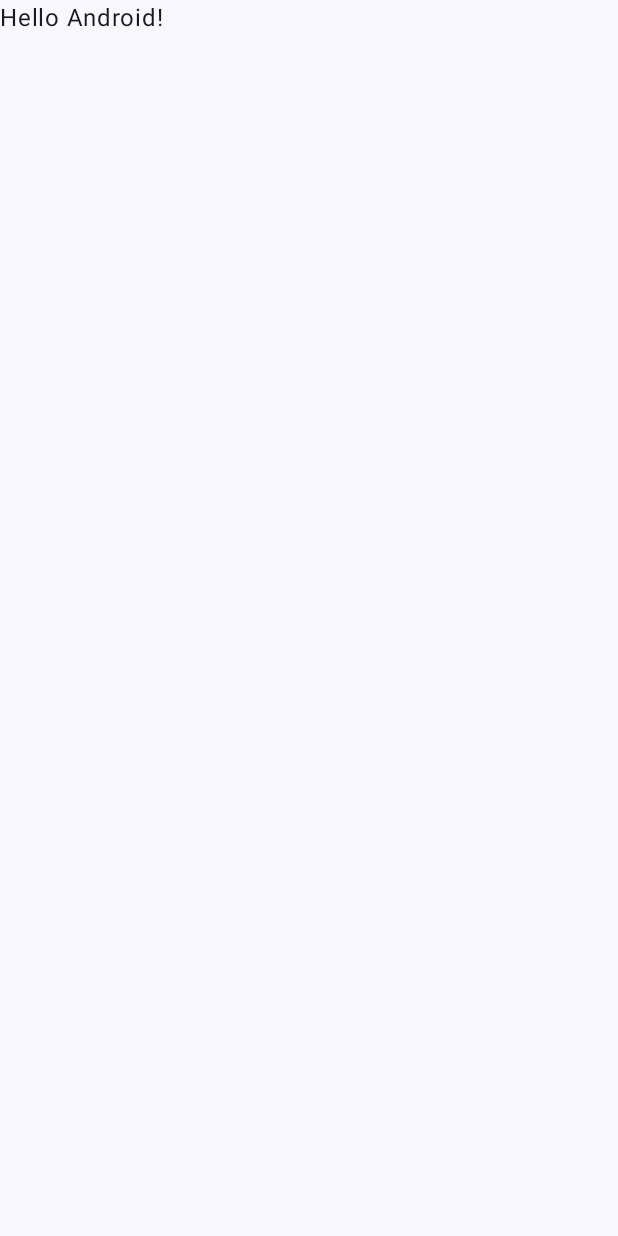
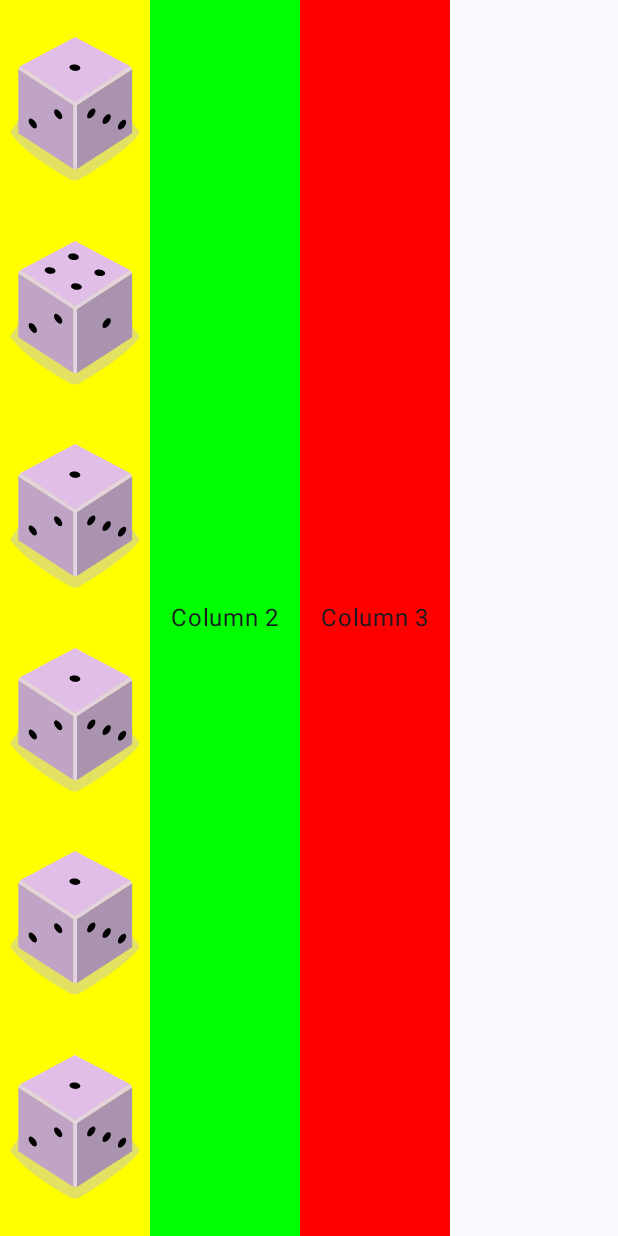
Before and after one commit to Dharshanaprasad/DharshanaBook, an Android app built with Jetpack Compose: the screen it shows after launch (MainActivity), on a phone screen of 412 x 824 dp. Before the commit the screen is almost empty. Run offline under Robolectric (Android 15) with nearby library versions, the phone set to English and light mode, and no system bars.

Commit message:
test layout

```diff
--- a/app/build.gradle.kts
+++ b/app/build.gradle.kts
@@ -6,7 +6,7 @@ plugins {
 
 android {
     namespace = "com.dharshana007.book"
-    compileSdk = 34
+    compileSdk = 35
 
     defaultConfig {
         applicationId = "com.dharshana007.book"
--- a/app/src/main/java/com/dharshana007/book/MainActivity.kt
+++ b/app/src/main/java/com/dharshana007/book/MainActivity.kt
@@ -4,13 +4,25 @@ import android.os.Bundle
 import androidx.activity.ComponentActivity
 import androidx.activity.compose.setContent
 import androidx.activity.enableEdgeToEdge
+import androidx.compose.foundation.Image
+import androidx.compose.foundation.background
+import androidx.compose.foundation.layout.Arrangement
+import androidx.compose.foundation.layout.Column
+import androidx.compose.foundation.layout.Row
+import androidx.compose.foundation.layout.fillMaxHeight
 import androidx.compose.foundation.layout.fillMaxSize
 import androidx.compose.foundation.layout.padding
+import androidx.compose.foundation.layout.width
 import androidx.compose.material3.Scaffold
 import androidx.compose.material3.Text
 import androidx.compose.runtime.Composable
+import androidx.compose.ui.Alignment
 import androidx.compose.ui.Modifier
+import androidx.compose.ui.graphics.Color
+import androidx.compose.ui.modifier.modifierLocalOf
+import androidx.compose.ui.res.painterResource
 import androidx.compose.ui.tooling.preview.Preview
+import androidx.compose.ui.unit.dp
 import com.dharshana007.book.ui.theme.DharshanaBookTheme
 
 class MainActivity : ComponentActivity() {
@@ -19,16 +31,51 @@ class MainActivity : ComponentActivity() {
         enableEdgeToEdge()
         setContent {
             DharshanaBookTheme {
+                //Scaffold; layout component material for design layout
+                //top app bar, bottom bar, drawer...
                 Scaffold(modifier = Modifier.fillMaxSize()) { innerPadding ->
-                    Greeting(
-                        name = "Android",
-                        modifier = Modifier.padding(innerPadding)
-                    )
+                    //Greeting(
+                    // name = "Android",
+                    // modifier = Modifier.padding(innerPadding)
+                    //)
+                    TestLayout(modifier = Modifier.padding(innerPadding))
                 }
             }
         }
     }
 }
+
+@Composable
+fun TestLayout(modifier: Modifier = Modifier){
+    Row(modifier = Modifier.fillMaxSize()) {
+        Column (modifier = Modifier.fillMaxHeight().width(100.dp).background(Color.Yellow),
+                verticalArrangement = Arrangement.SpaceEvenly
+        ){
+            repeat(times = 6){
+                //display a dice
+             Image(
+                 painter = painterResource(image_ids[it]),
+                 contentDescription = "Dice $it"
+             )
+            }
+        }
+        Column (modifier = Modifier.fillMaxHeight().width(100.dp).background(Color.Green),
+            verticalArrangement = Arrangement.Center,
+            horizontalAlignment = Alignment.CenterHorizontally
+        ){
+            Text(text = "Column 2")
+        }
+        Column (modifier = Modifier.fillMaxHeight().width(100.dp).background(Color.Red),
+            verticalArrangement = Arrangement.Center,
+            horizontalAlignment = Alignment.CenterHorizontally
+            ){
+            Text(text = "Column 3")
+        }
+
+    }
+
+}
+
 
 @Composable
 fun Greeting(name: String, modifier: Modifier = Modifier) {
@@ -45,3 +92,13 @@ fun GreetingPreview() {
         Greeting("Android")
     }
 }
+
+
+private val image_ids = listOf (
+    R.drawable.dice_1,
+    R.drawable.dice_4,
+    R.drawable.dice_1,
+    R.drawable.dice_1,
+    R.drawable.dice_1,
+    R.drawable.dice_1
+)
--- /dev/null
+++ b/app/src/main/res/drawable/dice_1.xml
@@ -0,0 +1,66 @@
+<!--
+  ~ Copyright 2022, The Android Open Source Project
+  ~
+  ~ Licensed under the Apache License, Version 2.0 (the "License");
+  ~ you may not use this file except in compliance with the License.
+  ~ You may obtain a copy of the License at
+  ~
+  ~     http://www.apache.org/licenses/LICENSE-2.0
+  ~
+  ~ Unless required by applicable law or agreed to in writing, software
+  ~ distributed under the License is distributed on an "AS IS" BASIS,
+  ~ WITHOUT WARRANTIES OR CONDITIONS OF ANY KIND, either express or implied.
+  ~ See the License for the specific language governing permissions and
+  ~ limitations under the License.
+  -->
+
+<vector xmlns:android="http://schemas.android.com/apk/res/android"
+    android:width="200dp"
+    android:height="250dp"
+    android:viewportWidth="800"
+    android:viewportHeight="1000">
+    <path
+        android:fillAlpha="0.5"
+        android:fillColor="#C5C4C4"
+        android:pathData="M740.8,635.42c-68.27,90.47 -249.77,201.76 -316,240.63a50.7,50.7 0,0 1,-49.93 0.81c-64.19,-35 -234.09,-133.88 -315.65,-242a14.69,14.69 0,0 1,-0.12 -17.49c77.58,-106.29 159.67,-258.89 341.06,-258.89 182,0 242.19,139.08 340.27,258.88A14.62,14.62 0,0 1,740.8 635.42Z"
+        android:strokeAlpha="0.5" />
+    <path
+        android:fillColor="#AA93AE"
+        android:pathData="M704.9,630l-294.29,191.06l0,-340.85l294.29,-191.06l0,340.85z" />
+    <path
+        android:fillColor="#C0A4C5"
+        android:pathData="M97.59,630l294.29,191.06l0,-340.85l-294.29,-191.06l0,340.85z" />
+    <path
+        android:fillColor="#E1BEE7"
+        android:pathData="M400.14,464.73l-293.19,-191.45l293.19,-156.31l295.39,156.31l-295.39,191.45z" />
+    <path
+        android:fillColor="#E2D3E4"
+        android:pathData="M106.95,273.28l-9.36,15.87l294.29,191.06l8.26,-15.48l-293.19,-191.45z" />
+    <path
+        android:fillColor="#E2D3E4"
+        android:pathData="M695.53,273.28l9.37,15.87l-294.29,191.06l-10.47,-15.48l295.39,-191.45z" />
+    <path
+        android:fillColor="#E2D3E4"
+        android:pathData="M391.88,480.21h18.73v340.85h-18.73z" />
+    <path
+        android:fillColor="#E7DCE8"
+        android:pathData="M400.14,464.73l-8.26,15.48l18.73,0l-10.47,-15.48z" />
+    <path
+        android:fillColor="#000000"
+        android:pathData="M397.45,297.62a16.9,28.71 97.07,1 0,4.16 -33.54a16.9,28.71 97.07,1 0,-4.16 33.54z" />
+    <path
+        android:fillColor="#000000"
+        android:pathData="M297.17,539.02a30.12,16.11 53.82,1 0,26.01 -19.02a30.12,16.11 53.82,1 0,-26.01 19.02z" />
+    <path
+        android:fillColor="#000000"
+        android:pathData="M161.96,588.24a30.12,16.11 53.82,1 0,26.01 -19.02a30.12,16.11 53.82,1 0,-26.01 19.02z" />
+    <path
+        android:fillColor="#000000"
+        android:pathData="M551.15,579.45a30.12,16.11 126.18,1 0,35.56 -48.62a30.12,16.11 126.18,1 0,-35.56 48.62z" />
+    <path
+        android:fillColor="#000000"
+        android:pathData="M469.12,549.58a30.12,16.11 126.18,1 0,35.56 -48.62a30.12,16.11 126.18,1 0,-35.56 48.62z" />
+    <path
+        android:fillColor="#000000"
+        android:pathData="M633.17,609.29a30.12,16.11 126.18,1 0,35.56 -48.62a30.12,16.11 126.18,1 0,-35.56 48.62z" />
+</vector>
--- /dev/null
+++ b/app/src/main/res/drawable/dice_4.xml
@@ -0,0 +1,69 @@
+<!--
+  ~ Copyright 2022, The Android Open Source Project
+  ~
+  ~ Licensed under the Apache License, Version 2.0 (the "License");
+  ~ you may not use this file except in compliance with the License.
+  ~ You may obtain a copy of the License at
+  ~
+  ~     http://www.apache.org/licenses/LICENSE-2.0
+  ~
+  ~ Unless required by applicable law or agreed to in writing, software
+  ~ distributed under the License is distributed on an "AS IS" BASIS,
+  ~ WITHOUT WARRANTIES OR CONDITIONS OF ANY KIND, either express or implied.
+  ~ See the License for the specific language governing permissions and
+  ~ limitations under the License.
+  -->
+
+<vector xmlns:android="http://schemas.android.com/apk/res/android"
+    android:width="200dp"
+    android:height="250dp"
+    android:viewportWidth="800"
+    android:viewportHeight="1000">
+    <path
+        android:fillAlpha="0.5"
+        android:fillColor="#C5C4C4"
+        android:pathData="M740.8,635.42c-68.27,90.47 -249.77,201.76 -316,240.63a50.7,50.7 0,0 1,-49.93 0.81c-64.19,-35 -234.09,-133.88 -315.65,-242a14.69,14.69 0,0 1,-0.12 -17.49c77.58,-106.29 159.67,-258.89 341.06,-258.89 182,0 242.19,139.08 340.27,258.88A14.62,14.62 0,0 1,740.8 635.42Z"
+        android:strokeAlpha="0.5" />
+    <path
+        android:fillColor="#AA93AE"
+        android:pathData="M704.9,630l-294.29,191.06l0,-340.85l294.29,-191.06l0,340.85z" />
+    <path
+        android:fillColor="#C0A4C5"
+        android:pathData="M97.59,630l294.29,191.06l0,-340.85l-294.29,-191.06l0,340.85z" />
+    <path
+        android:fillColor="#E1BEE7"
+        android:pathData="M400.14,464.73l-293.19,-191.45l293.19,-156.31l295.39,156.31l-295.39,191.45z" />
+    <path
+        android:fillColor="#E2D3E4"
+        android:pathData="M106.95,273.28l-9.36,15.87l294.29,191.06l8.26,-15.48l-293.19,-191.45z" />
+    <path
+        android:fillColor="#E2D3E4"
+        android:pathData="M695.53,273.28l9.37,15.87l-294.29,191.06l-10.47,-15.48l295.39,-191.45z" />
+    <path
+        android:fillColor="#E2D3E4"
+        android:pathData="M391.88,480.21h18.73v340.85h-18.73z" />
+    <path
+        android:fillColor="#E7DCE8"
+        android:pathData="M400.14,464.73l-8.26,15.48l18.73,0l-10.47,-15.48z" />
+    <path
+        android:fillColor="#000000"
+        android:pathData="M530.08,303.65a16.9,28.71 97.07,1 0,4.16 -33.54a16.9,28.71 97.07,1 0,-4.16 33.54z" />
+    <path
+        android:fillColor="#000000"
+        android:pathData="M389.68,218.17a16.9,28.71 97.07,1 0,4.16 -33.54a16.9,28.71 97.07,1 0,-4.16 33.54z" />
+    <path
+        android:fillColor="#000000"
+        android:pathData="M405.35,377.09a16.9,28.71 97.07,1 0,4.16 -33.54a16.9,28.71 97.07,1 0,-4.16 33.54z" />
+    <path
+        android:fillColor="#000000"
+        android:pathData="M264.95,291.6a16.9,28.71 97.07,1 0,4.16 -33.54a16.9,28.71 97.07,1 0,-4.16 33.54z" />
+    <path
+        android:fillColor="#000000"
+        android:pathData="M297.17,541.59a30.12,16.11 53.82,1 0,26.01 -19.02a30.12,16.11 53.82,1 0,-26.01 19.02z" />
+    <path
+        android:fillColor="#000000"
+        android:pathData="M161.96,590.81a30.12,16.11 53.82,1 0,26.01 -19.02a30.12,16.11 53.82,1 0,-26.01 19.02z" />
+    <path
+        android:fillColor="#000000"
+        android:pathData="M551.15,579.45a30.12,16.11 126.18,1 0,35.56 -48.62a30.12,16.11 126.18,1 0,-35.56 48.62z" />
+</vector>
```
Also changed, not shown: app/src/main/res/drawable/dice_2.xml (added, +66 -0 lines), app/src/main/res/drawable/dice_3.xml (added, +66 -0 lines), app/src/main/res/drawable/dice_5.xml (added, +75 -0 lines), app/src/main/res/drawable/dice_6.xml (added, +81 -0 lines), gradle/libs.versions.toml (+5 -5 lines).
